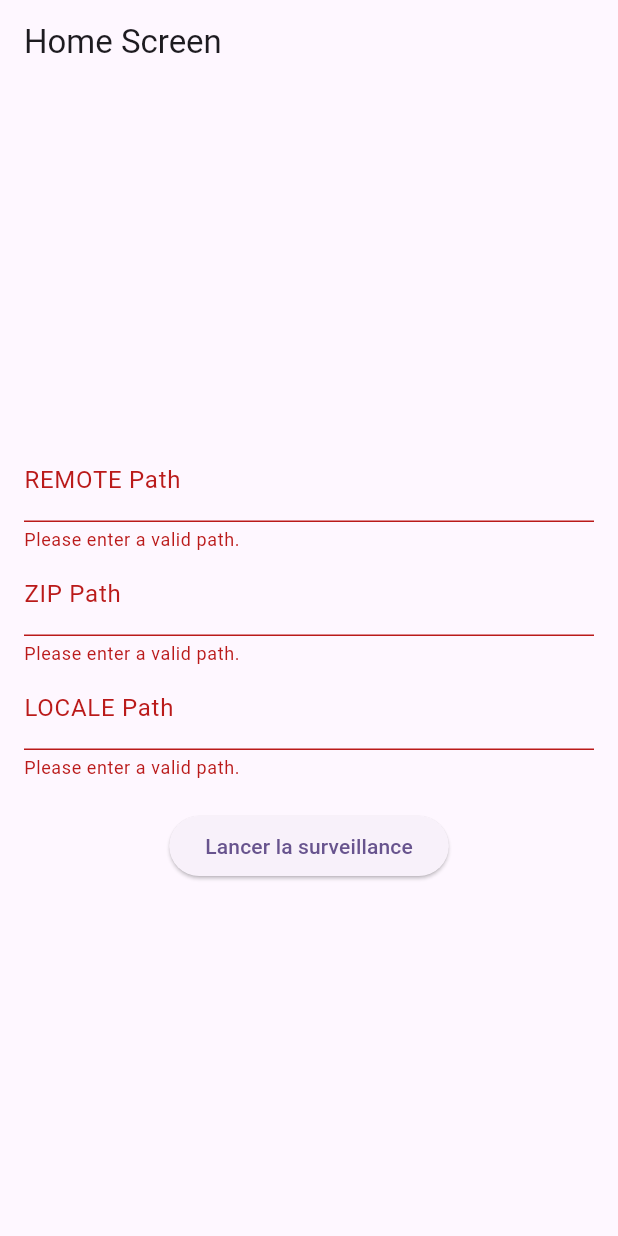
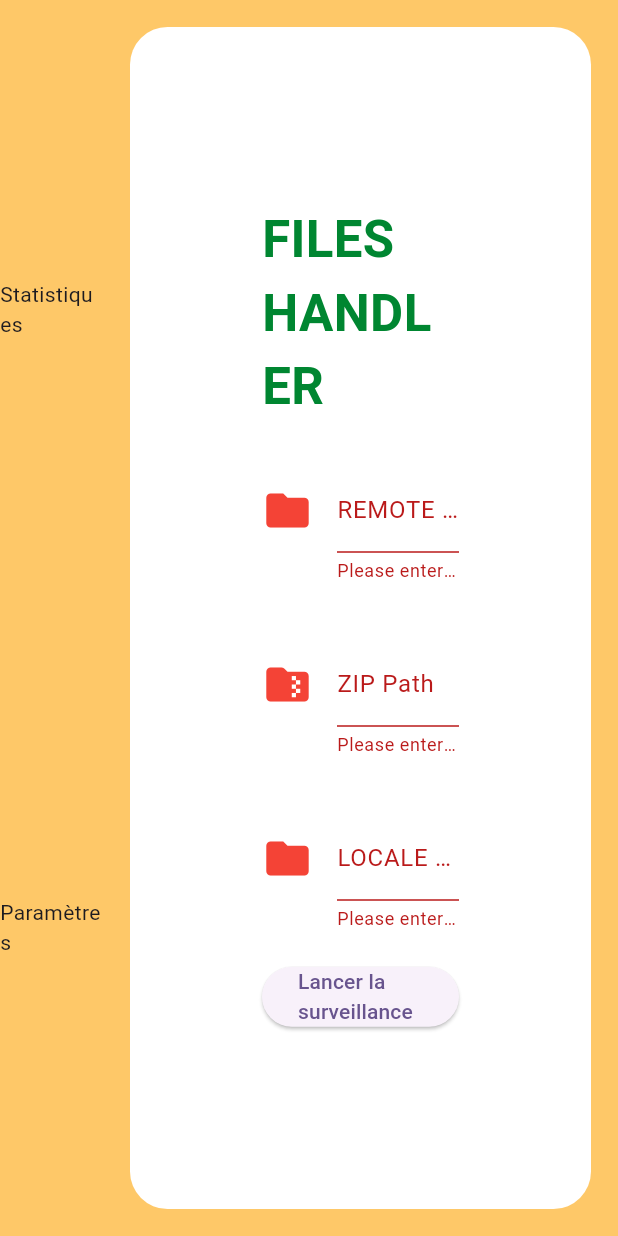
Before and after one commit to jordanBuilder/FILES_HANDLER, a Flutter app: the screen it shows after launch, after a tap on "Lancer la surveillance", on a phone screen of 412 x 824 dp. Run offline on Flutter 3.47's test engine with Material 3 defaults, Android fonts, the phone set to English and light mode, and no system bars.

Commit message:
première version du design

```diff
--- a/lib/screens/home_screen.dart
+++ b/lib/screens/home_screen.dart
@@ -2,6 +2,7 @@ import 'package:flutter/material.dart';
 import 'details_page.dart';
 import '../models/repertoire.dart';
 import '../models/dossier.dart';
+
 final _windowsPathRegex = RegExp(r'^([a-zA-Z]:\\[^\0<>:"/\\|?*\n\r]+)*\\?$');
 
 class HomeScreen extends StatefulWidget {
@@ -19,16 +20,15 @@ class _HomeScreenState extends State<HomeScreen> {
 
 //Fonction de validation des chemins
 
-  String? _validatePath(String? value){
-    if(value == null || value.isEmpty){
+  String? _validatePath(String? value) {
+    if (value == null || value.isEmpty) {
       return "Please enter a valid path.";
     }
-    if(!_windowsPathRegex.hasMatch(value)){
+    if (!_windowsPathRegex.hasMatch(value)) {
       return "Please enter a valid absolute path";
     }
     return null;
   }
-
 
   void _submitForm() {
     if (_formKey.currentState?.validate() ?? false) {
@@ -47,7 +47,8 @@ class _HomeScreenState extends State<HomeScreen> {
         context: context,
         builder: (context) => AlertDialog(
           title: const Text('Instances créées'),
-          content: const Text('Voulez-vous afficher les détails des répertoires créés ?'),
+          content: const Text(
+              'Voulez-vous afficher les détails des répertoires créés ?'),
           actions: <Widget>[
             TextButton(
               onPressed: () {
@@ -80,33 +81,92 @@ class _HomeScreenState extends State<HomeScreen> {
   @override
   Widget build(BuildContext context) {
     return Scaffold(
-      appBar: AppBar(
-        title: const Text('Home Screen'),
+ backgroundColor: Color(0xFFFEC868),
+      body: Center(
+        child:
+        Row(
+          mainAxisAlignment: MainAxisAlignment.spaceBetween,
+          children: [
+            Expanded(
+              flex: 1,
+              child: Container(
+                decoration: BoxDecoration(
+                  color: Color(0xFFFEC868),
                 ),
-      body: Padding(
-        padding: const EdgeInsets.all(16.0),
+                child: Column(
+                    mainAxisAlignment: MainAxisAlignment.spaceAround,
+                    children: [Text('Statistiques'), Text('Paramètres')]),
+              ),
+            ),
+            Expanded(
+              flex: 5,
+              child:
+              Padding(
+                padding: const EdgeInsets.all(18.0),
+                child: Container(
+                  decoration: BoxDecoration(
+                     borderRadius: BorderRadius.all(Radius.circular(25)),
+                     color: Colors.white,
+                  ),
+                  child: Padding(
+                    padding: const EdgeInsets.all(88.0),
                     child: Form(
                       key: _formKey,
                       child: Column(
                         mainAxisAlignment: MainAxisAlignment.center,
                         children: <Widget>[
+                          const Text(
+                                  'FILES HANDLER',style: TextStyle(fontWeight: FontWeight.bold, fontSize: 34, color: Color(0xFF008631)),
+                                ),
+                                SizedBox(
+                                  height: 30,
+                                ),
                           TextFormField(
                             controller: _remotePathController,
-                decoration: const InputDecoration(labelText: 'REMOTE Path'),
+                            decoration: const InputDecoration(
+                                labelText: 'REMOTE Path',
+                                enabledBorder: OutlineInputBorder(
+                                    borderSide:
+                                        BorderSide(color: Colors.black)),
+                                icon: Icon(Icons.folder, color: Colors.red, size: 34,),
+                                focusedBorder: OutlineInputBorder(
+                                    borderSide: BorderSide(color: Color(0xFF008631)))),
                             validator: _validatePath,
+                          ),
+                          SizedBox(
+                            height: 40,
                           ),
                           TextFormField(
                             controller: _zipPathController,
-                decoration: const InputDecoration(labelText: 'ZIP Path'),
+                            decoration: const InputDecoration(
+                                labelText: 'ZIP Path',
+                                enabledBorder: OutlineInputBorder(
+                                    borderSide:
+                                        BorderSide(color: Colors.black)),
+                                icon: Icon(Icons.folder_zip_rounded, color: Colors.red, size:34),
+                                focusedBorder: OutlineInputBorder(
+                                    borderSide: BorderSide(color: Color(0xFF008631)))),
                             validator: _validatePath,
+                          ),
+                          SizedBox(
+                            height: 40,
                           ),
                           TextFormField(
                             controller: _localePathController,
-                decoration: const InputDecoration(labelText: 'LOCALE Path'),
+                            decoration: const InputDecoration(
+                              labelText: 'LOCALE Path',
+                              enabledBorder: OutlineInputBorder(
+                                  borderSide:
+                                      BorderSide(color: Colors.black)),
+                              icon: Icon(Icons.folder, color: Colors.red, size: 34,),
+                              focusedBorder: OutlineInputBorder(
+                                  borderSide: BorderSide(color: Color(0xFF008631))),
+                            ),
                             validator: _validatePath,
                           ),
                           const SizedBox(height: 20),
                           ElevatedButton(
+                            style: ButtonStyle(),
                             onPressed: _submitForm,
                             child: const Text('Lancer la surveillance'),
                           ),
@@ -114,6 +174,12 @@ class _HomeScreenState extends State<HomeScreen> {
                       ),
                     ),
                   ),
+                ),
+              ),
+            ),
+          ],
+        ),
+      ),
     );
   }
 }
--- a/pubspec.yaml
+++ b/pubspec.yaml
@@ -31,6 +31,7 @@ dependencies:
   flutter:
     sdk: flutter
   archive: ^3.3.0
+  desktop_window : ^0.4.0
 
   # The following adds the Cupertino Icons font to your application.
   # Use with the CupertinoIcons class for iOS style icons.
@@ -59,9 +60,8 @@ flutter:
   uses-material-design: true
 
   # To add assets to your application, add an assets section, like this:
-  # assets:
-  #   - images/a_dot_burr.jpeg
-  #   - images/a_dot_ham.jpeg
+  assets:
+    - assets/images/
 
   # An image asset can refer to one or more resolution-specific "variants", see
   # https://flutter.dev/to/resolution-aware-images
```
Also changed, not shown: assets/images/pagne.jpg (added), assets/images/rouge.jpg (added), assets/images/white.jpg (added), pubspec.lock, 5 other files. Lines whose indentation alone changed are shown as unchanged.
